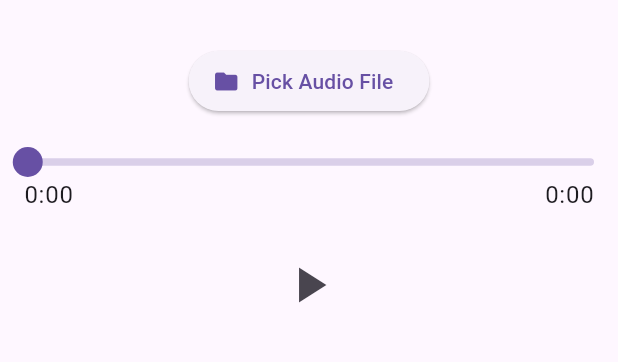
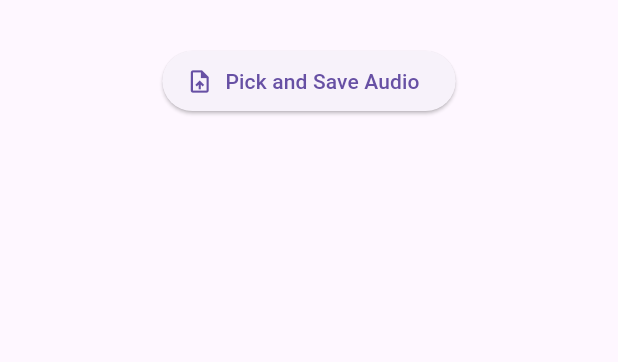
Before and after one commit to imxey/audioplayer, a Flutter app: the screen it shows after launch, on a phone screen of 412 x 824 dp, the part 63-425 px from its top. Run offline on Flutter 3.47's test engine with Material 3 defaults, Android fonts, the phone set to English and light mode, and no system bars; drawn by our look-alikes of audio_video_progress_bar; our stand-ins replace file_picker, just_audio.

Commit message:
list songs

```diff
--- a/lib/main.dart
+++ b/lib/main.dart
@@ -1,8 +1,12 @@
+import 'dart:io';
+import 'dart:async';
+
 import 'package:flutter/material.dart';
 import 'package:file_picker/file_picker.dart';
 import 'package:just_audio/just_audio.dart';
 import 'package:audio_video_progress_bar/audio_video_progress_bar.dart';
-import 'dart:async';
+import 'package:path_provider/path_provider.dart';
+import 'package:path/path.dart' as p;
 
 void main() => runApp(MyApp());
 
@@ -10,7 +14,7 @@ class MyApp extends StatelessWidget {
   @override
   Widget build(BuildContext context) {
     return MaterialApp(
-      title: 'Audio Player App',
+      title: 'Local Audio Player',
       theme: ThemeData(primarySwatch: Colors.blue),
       home: AudioPlayerScreen(),
     );
@@ -26,15 +30,17 @@ class _AudioPlayerScreenState extends State<AudioPlayerScreen> {
   final AudioPlayer _audioPlayer = AudioPlayer();
   Duration _duration = Duration.zero;
   Duration _position = Duration.zero;
-  StreamSubscription<Duration>? _positionSubscription;
-  StreamSubscription<PlayerState>? _playerStateSubscription;
   bool _isPlaying = false;
+
+  List<File> _audioFiles = [];
+  File? _currentFile;
 
   @override
   void initState() {
     super.initState();
+    _loadAudioFiles();
 
-    _positionSubscription = _audioPlayer.positionStream.listen((pos) {
+    _audioPlayer.positionStream.listen((pos) {
       setState(() => _position = pos);
     });
 
@@ -42,27 +48,51 @@ class _AudioPlayerScreenState extends State<AudioPlayerScreen> {
       setState(() => _duration = dur ?? Duration.zero);
     });
 
-    _playerStateSubscription = _audioPlayer.playerStateStream.listen((state) {
+    _audioPlayer.playerStateStream.listen((state) {
       setState(() {
         _isPlaying = state.playing;
       });
     });
   }
 
-  @override
-  void dispose() {
-    _positionSubscription?.cancel();
-    _playerStateSubscription?.cancel();
-    _audioPlayer.dispose();
-    super.dispose();
+  Future<void> _loadAudioFiles() async {
+    final dir = await _getAudioDir();
+    final files = dir.listSync().whereType<File>().toList();
+    setState(() {
+      _audioFiles = files;
+    });
   }
 
-  Future<void> _pickFile() async {
+  Future<Directory> _getAudioDir() async {
+    final dir = await getApplicationDocumentsDirectory();
+    final audioDir = Directory(p.join(dir.path, 'audios'));
+    if (!await audioDir.exists()) {
+      await audioDir.create(recursive: true);
+    }
+    return audioDir;
+  }
+
+  Future<void> _pickAndSaveFile() async {
     final result = await FilePicker.platform.pickFiles(type: FileType.audio);
     if (result != null && result.files.single.path != null) {
-      await _audioPlayer.setFilePath(result.files.single.path!);
-      _audioPlayer.play();
+      final sourcePath = result.files.single.path!;
+      final fileName = p.basename(sourcePath);
+      final destDir = await _getAudioDir();
+      final destPath = p.join(destDir.path, fileName);
+
+      final newFile = await File(sourcePath).copy(destPath);
+      setState(() => _audioFiles.add(newFile));
+
+      _playFile(newFile);
     }
+  }
+
+  Future<void> _playFile(File file) async {
+    await _audioPlayer.setFilePath(file.path);
+    _audioPlayer.play();
+    setState(() {
+      _currentFile = file;
+    });
   }
 
   void _playPause() {
@@ -78,6 +108,28 @@ class _AudioPlayerScreenState extends State<AudioPlayerScreen> {
   }
 
   @override
+  void dispose() {
+    _audioPlayer.dispose();
+    super.dispose();
+  }
+
+  Widget _buildAudioList() {
+    return ListView.builder(
+      shrinkWrap: true,
+      itemCount: _audioFiles.length,
+      itemBuilder: (context, index) {
+        final file = _audioFiles[index];
+        return ListTile(
+          title: Text(p.basename(file.path)),
+          trailing:
+              _currentFile?.path == file.path ? Icon(Icons.play_arrow) : null,
+          onTap: () => _playFile(file),
+        );
+      },
+    );
+  }
+
+  @override
   Widget build(BuildContext context) {
     return Scaffold(
       appBar: AppBar(title: Text("Local Audio Player")),
@@ -86,17 +138,31 @@ class _AudioPlayerScreenState extends State<AudioPlayerScreen> {
         child: Column(
           children: [
             ElevatedButton.icon(
-              icon: Icon(Icons.folder),
-              label: Text("Pick Audio File"),
-              onPressed: _pickFile,
+              icon: Icon(Icons.upload_file),
+              label: Text("Pick and Save Audio"),
+              onPressed: _pickAndSaveFile,
             ),
             SizedBox(height: 20),
-            ProgressBar(progress: _position, total: _duration, onSeek: _seek),
+            if (_currentFile != null)
+              Column(
+                children: [
+                  Text('Now Playing: ${p.basename(_currentFile!.path)}'),
+                  ProgressBar(
+                    progress: _position,
+                    total: _duration,
+                    onSeek: _seek,
+                  ),
+                  IconButton(
+                    icon: Icon(
+                      _isPlaying ? Icons.pause : Icons.play_arrow,
+                      size: 40,
+                    ),
+                    onPressed: _playPause,
+                  ),
+                ],
+              ),
             SizedBox(height: 20),
-            IconButton(
-              icon: Icon(_isPlaying ? Icons.pause : Icons.play_arrow, size: 40),
-              onPressed: _playPause,
-            ),
+            Expanded(child: _buildAudioList()),
           ],
         ),
       ),
--- a/pubspec.yaml
+++ b/pubspec.yaml
@@ -33,6 +33,8 @@ dependencies:
   file_picker: ^8.3.6
   just_audio: ^0.9.36
   audio_video_progress_bar: ^1.0.0
+  path_provider: ^2.1.5
+  path: ^1.9.1
 
   # The following adds the Cupertino Icons font to your application.
   # Use with the CupertinoIcons class for iOS style icons.
```
Also changed, not shown: pubspec.lock.
